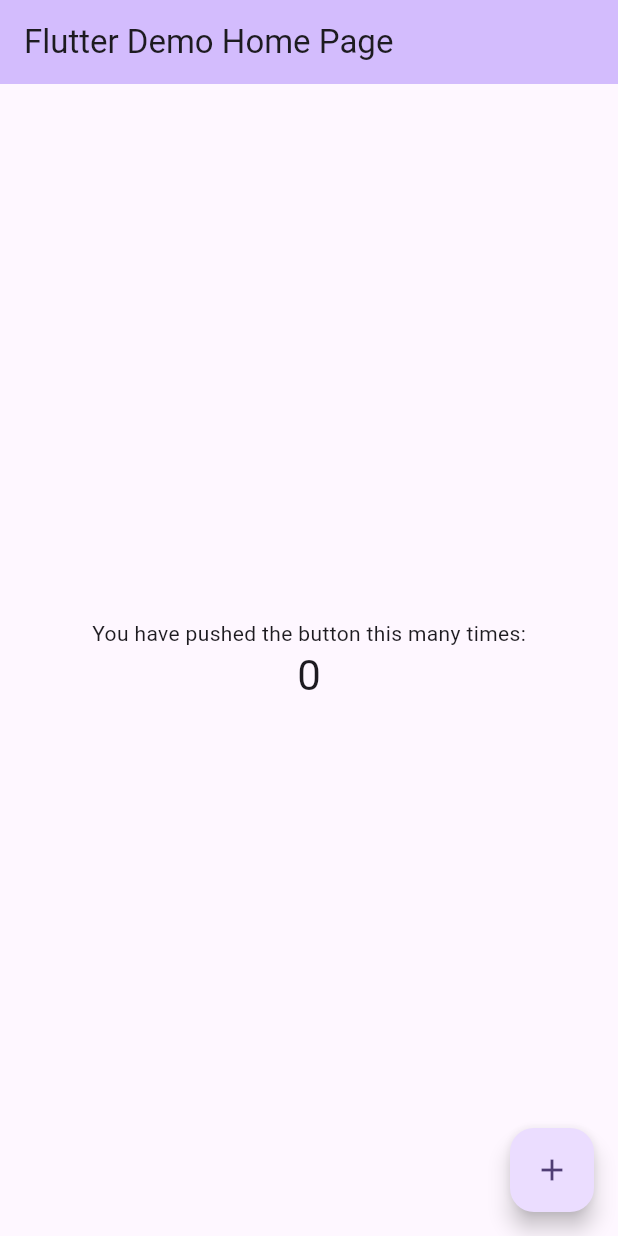
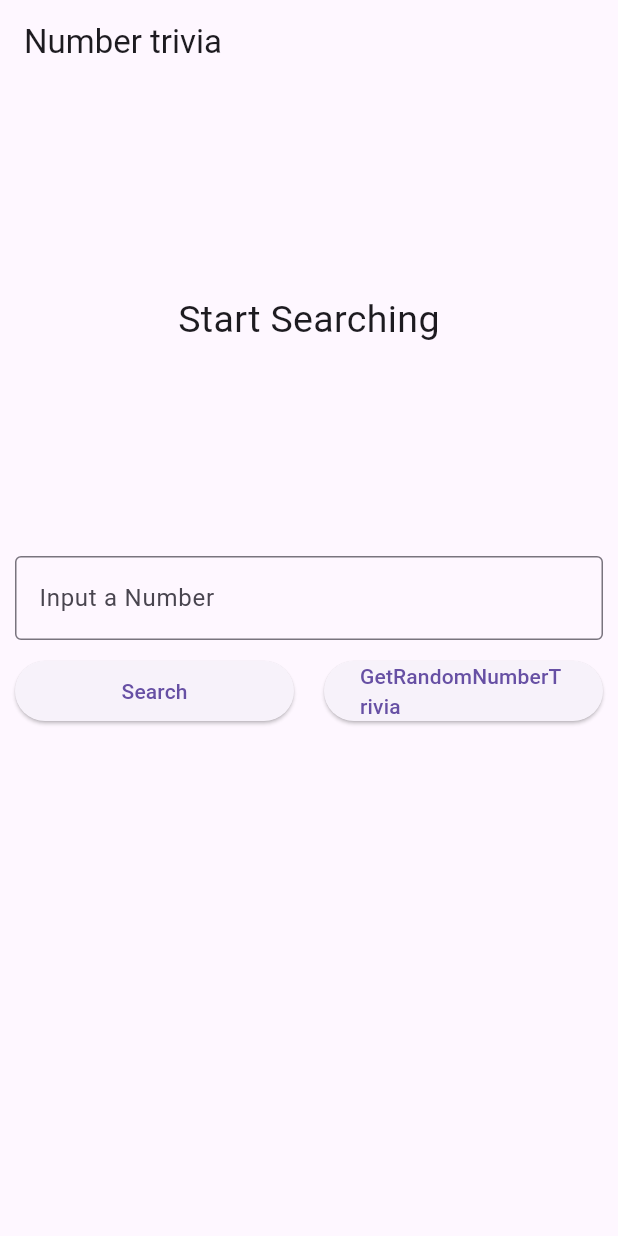
Before and after one commit to MayurDhavale/number_trivia_app, a Flutter app: the screen it shows after launch, on a phone screen of 412 x 824 dp. Run offline on Flutter 3.47's test engine with Material 3 defaults, Android fonts, the phone set to English and light mode, and no system bars; our stand-ins replace bloc, dartz, equatable, flutter_bloc, get_it, internet_connection_checker and 1 more.

Commit message:
tuesday15/10

```diff
--- a/lib/features/number_trivia/data/models/number_trivia_model.dart
+++ b/lib/features/number_trivia/data/models/number_trivia_model.dart
@@ -1,4 +1,3 @@
-import 'package:dartz/dartz.dart';
 
 import '../../domain/entities/number_trivia.dart';
 
--- a/lib/features/number_trivia/presentation/bloc/number_trivia_bloc.dart
+++ b/lib/features/number_trivia/presentation/bloc/number_trivia_bloc.dart
@@ -30,7 +30,7 @@ class NumberTriviaBloc extends Bloc<NumberTriviaEvent, NumberTriviaState> {
         final inputEither =
             inputConverter.stringToUnsignedInteger(event.numberString);
         inputEither.fold((failure) {
-          emit(Error(message: INVALID_INPUT_FAILURE_MESSAGE));
+          emit(const Error(message: INVALID_INPUT_FAILURE_MESSAGE));
         }, (integer) async {
           emit(Loading());
           final failureOrTrivia =
--- /dev/null
+++ b/lib/features/number_trivia/presentation/pages/number_trivia_page.dart
@@ -0,0 +1,55 @@
+import 'package:flutter/material.dart';
+import 'package:number_trivia_app/features/number_trivia/presentation/widgets/trivia_controls.dart';
+import 'package:number_trivia_app/features/number_trivia/presentation/widgets/trivia_display.dart';
+import '../bloc/number_trivia_bloc.dart';
+import '../widgets/loading_widget.dart';
+import '../widgets/message_display.dart';
+import '../../../../injection_container.dart';
+import 'package:flutter_bloc/flutter_bloc.dart';
+
+class NumberTriviaPage extends StatelessWidget {
+  @override
+  Widget build(BuildContext context) {
+    return Scaffold(
+      appBar: AppBar(
+        title: const Text('Number trivia'),
+      ),
+      body: SingleChildScrollView(child: buildBody(context)),
+    );
+  }
+
+  BlocProvider<NumberTriviaBloc> buildBody(BuildContext context) {
+    return BlocProvider(
+        create: (_) => sl<NumberTriviaBloc>(),
+        child: Center(
+          child: Padding(
+              padding: const EdgeInsets.all(10.0),
+              child: Column(
+                children: [
+                  const SizedBox(
+                    height: 10.0,
+                  ),
+                  BlocBuilder<NumberTriviaBloc, NumberTriviaState>(
+                      builder: (context, state) {
+                    if (state is Empty) {
+                      return MessageDisplay(
+                        message: 'Start Searching',
+                      );
+                    } else if (state is Error) {
+                      return MessageDisplay(message: state.message);
+                    } else if (state is Loading) {
+                      return LoadingWidget();
+                    } else if (state is Loaded) {
+                      return TriviaDisplay(numberTrivia: state.numberTrivia,);
+                    }
+                    return Container();
+                  }),
+                  const SizedBox(
+                    height: 20.0,
+                  ),
+                  TriviaControls(),
+                ],
+              )),
+        ));
+  }
+}
--- /dev/null
+++ b/lib/features/number_trivia/presentation/widgets/message_display.dart
@@ -0,0 +1,23 @@
+import 'package:flutter/widgets.dart';
+
+class MessageDisplay extends StatelessWidget {
+  final String message;
+
+  const MessageDisplay({super.key, required this.message});
+
+  @override
+  Widget build(BuildContext context) {
+    return SizedBox(
+      height: MediaQuery.of(context).size.height / 3,
+      child: Center(
+        child: SingleChildScrollView(
+          child: Text(
+            message,
+            style: const TextStyle(fontSize: 25.0),
+            textAlign: TextAlign.center,
+          ),
+        ),
+      ),
+    );
+  }
+}
--- /dev/null
+++ b/lib/features/number_trivia/presentation/widgets/trivia_controls.dart
@@ -0,0 +1,75 @@
+import 'package:flutter/material.dart';
+import 'package:flutter/widgets.dart';
+import 'package:flutter_bloc/flutter_bloc.dart';
+import 'package:number_trivia_app/features/number_trivia/domain/entities/number_trivia.dart';
+import 'package:number_trivia_app/features/number_trivia/presentation/bloc/number_trivia_bloc.dart';
+
+class TriviaControls extends StatefulWidget {
+  const TriviaControls({Key? key}) : super(key: key);
+
+  @override
+  State<StatefulWidget> createState() => TriviaControlsState();
+}
+
+class TriviaControlsState extends State<TriviaControls> {
+  final controller = TextEditingController();
+  String? inputStr;
+
+  @override
+  Widget build(BuildContext context) {
+    return Column(
+      children: [
+        TextField(
+          controller: controller,
+          keyboardType: TextInputType.number,
+          decoration: InputDecoration(
+            border: OutlineInputBorder(),
+            hintText: 'Input a Number',
+          ),
+          onChanged: (value) {
+            inputStr = value;
+          },
+          onSubmitted: (_) {
+            dispatchConcrete();
+          },
+        ),
+        SizedBox(
+          height: 10.0,
+        ),
+        Row(
+          children: [
+            Expanded(
+                child: ElevatedButton(
+              child: Text('Search'),
+              onPressed: dispatchConcrete,
+            )),
+            SizedBox(
+              width: 20.0,
+            ),
+            Expanded(
+                child: ElevatedButton(
+              child: Text('GetRandomNumberTrivia'),
+              onPressed: dispatchRandom,
+            )),
+          ],
+        )
+      ],
+    );
+  }
+
+  void dispatchConcrete() {
+    controller.clear();
+    if (inputStr != null) {
+      BlocProvider.of<NumberTriviaBloc>(context)
+          .add(GetTriviaForConcreteNumber(inputStr!));
+    } else {
+      BlocProvider.of<NumberTriviaBloc>(context)
+          .emit(Error(message: 'Text field is Empty'));
+    }
+  }
+
+  void dispatchRandom() {
+    controller.clear();
+    BlocProvider.of<NumberTriviaBloc>(context).add(GetTriviaForRandomNumber());
+  }
+}
--- /dev/null
+++ b/lib/features/number_trivia/presentation/widgets/widgets.dart
@@ -0,0 +1,4 @@
+export 'loading_widget.dart';
+export 'trivia_display.dart';
+export 'message_display.dart';
+export 'trivia_controls.dart';
--- a/lib/main.dart
+++ b/lib/main.dart
@@ -1,126 +1,23 @@
+
 import 'package:flutter/material.dart';
+import 'package:number_trivia_app/features/number_trivia/presentation/pages/number_trivia_page.dart';
 import 'injection_container.dart' as di;
-void main() async{
+
+void main() async {
+  WidgetsFlutterBinding.ensureInitialized();
   await di.init();
-  runApp(const MyApp());
+  runApp(MyApp());
 }
 
 class MyApp extends StatelessWidget {
-  const MyApp({super.key});
-
-  // This widget is the root of your application.
   @override
   Widget build(BuildContext context) {
     return MaterialApp(
-      title: 'Flutter Demo',
+      title: 'Number Trivia',
+      home: NumberTriviaPage(),
       theme: ThemeData(
-        // This is the theme of your application.
-        //
-        // TRY THIS: Try running your application with "flutter run". You'll see
-        // the application has a purple toolbar. Then, without quitting the app,
-        // try changing the seedColor in the colorScheme below to Colors.green
-        // and then invoke "hot reload" (save your changes or press the "hot
-        // reload" button in a Flutter-supported IDE, or press "r" if you used
-        // the command line to start the app).
-        //
-        // Notice that the counter didn't reset back to zero; the application
-        // state is not lost during the reload. To reset the state, use hot
-        // restart instead.
-        //
-        // This works for code too, not just values: Most code changes can be
-        // tested with just a hot reload.
-        colorScheme: ColorScheme.fromSeed(seedColor: Colors.deepPurple),
-        useMaterial3: true,
+        primaryColor: Colors.green.shade800,
       ),
-      home: const MyHomePage(title: 'Flutter Demo Home Page'),
     );
   }
 }
-
-class MyHomePage extends StatefulWidget {
-  const MyHomePage({super.key, required this.title});
-
-  // This widget is the home page of your application. It is stateful, meaning
-  // that it has a State object (defined below) that contains fields that affect
-  // how it looks.
-
-  // This class is the configuration for the state. It holds the values (in this
-  // case the title) provided by the parent (in this case the App widget) and
-  // used by the build method of the State. Fields in a Widget subclass are
-  // always marked "final".
-
-  final String title;
-
-  @override
-  State<MyHomePage> createState() => _MyHomePageState();
-}
-
-class _MyHomePageState extends State<MyHomePage> {
-  int _counter = 0;
-
-  void _incrementCounter() {
-    setState(() {
-      // This call to setState tells the Flutter framework that something has
-      // changed in this State, which causes it to rerun the build method below
-      // so that the display can reflect the updated values. If we changed
-      // _counter without calling setState(), then the build method would not be
-      // called again, and so nothing would appear to happen.
-      _counter++;
-    });
-  }
-
-  @override
-  Widget build(BuildContext context) {
-    // This method is rerun every time setState is called, for instance as done
-    // by the _incrementCounter method above.
-    //
-    // The Flutter framework has been optimized to make rerunning build methods
-    // fast, so that you can just rebuild anything that needs updating rather
-    // than having to individually change instances of widgets.
-    return Scaffold(
-      appBar: AppBar(
-        // TRY THIS: Try changing the color here to a specific color (to
-        // Colors.amber, perhaps?) and trigger a hot reload to see the AppBar
-        // change color while the other colors stay the same.
-        backgroundColor: Theme.of(context).colorScheme.inversePrimary,
-        // Here we take the value from the MyHomePage object that was created by
-        // the App.build method, and use it to set our appbar title.
-        title: Text(widget.title),
-      ),
-      body: Center(
-        // Center is a layout widget. It takes a single child and positions it
-        // in the middle of the parent.
-        child: Column(
-          // Column is also a layout widget. It takes a list of children and
-          // arranges them vertically. By default, it sizes itself to fit its
-          // children horizontally, and tries to be as tall as its parent.
-          //
-          // Column has various properties to control how it sizes itself and
-          // how it positions its children. Here we use mainAxisAlignment to
-          // center the children vertically; the main axis here is the vertical
-          // axis because Columns are vertical (the cross axis would be
-          // horizontal).
-          //
-          // TRY THIS: Invoke "debug painting" (choose the "Toggle Debug Paint"
-          // action in the IDE, or press "p" in the console), to see the
-          // wireframe for each widget.
-          mainAxisAlignment: MainAxisAlignment.center,
-          children: <Widget>[
-            const Text(
-              'You have pushed the button this many times:',
-            ),
-            Text(
-              '$_counter',
-              style: Theme.of(context).textTheme.headlineMedium,
-            ),
-          ],
-        ),
-      ),
-      floatingActionButton: FloatingActionButton(
-        onPressed: _incrementCounter,
-        tooltip: 'Increment',
-        child: const Icon(Icons.add),
-      ), // This trailing comma makes auto-formatting nicer for build methods.
-    );
-  }
-}
--- a/pubspec.yaml
+++ b/pubspec.yaml
@@ -44,6 +44,8 @@ dependencies:
   #Local cache
   shared_preferences: ^2.3.2
   get_it: ^8.0.0
+  flutter_bloc: ^8.1.6
+
 
 
 
```
Also changed, not shown: lib/features/number_trivia/data/datasources/number_trivia_remote_data_source.dart (+34 -9 lines), lib/features/number_trivia/presentation/widgets/loading_widget.dart (added, +13 -0 lines), lib/features/number_trivia/presentation/widgets/trivia_display.dart (added, +26 -0 lines), lib/injection_container.dart (+19 -13 lines), pubspec.lock, 6 other files.
